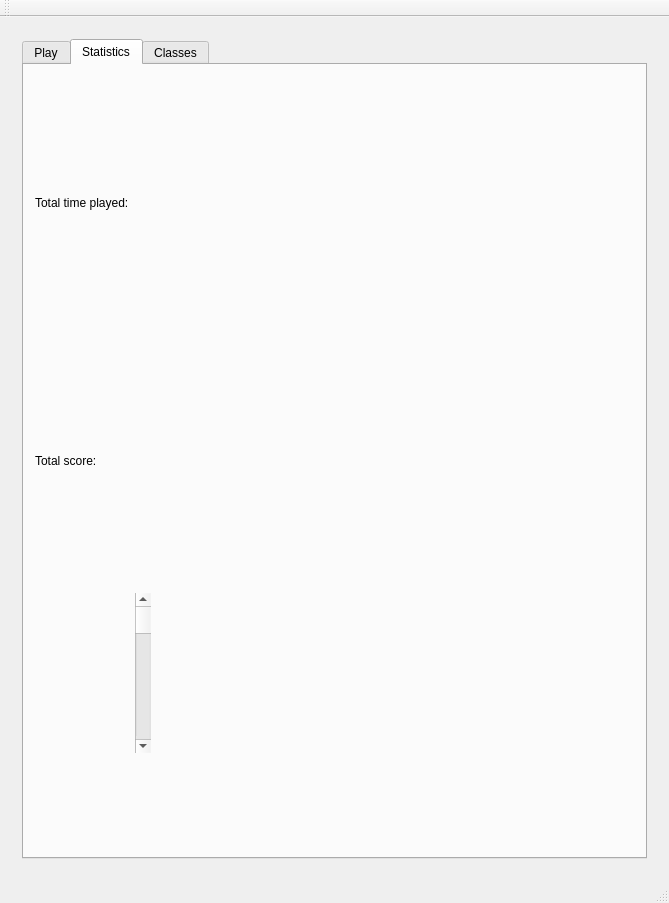
Before: the Qt Designer form portal/mainwindow.ui in zfrye06/Loque, drawn with Qt 5.
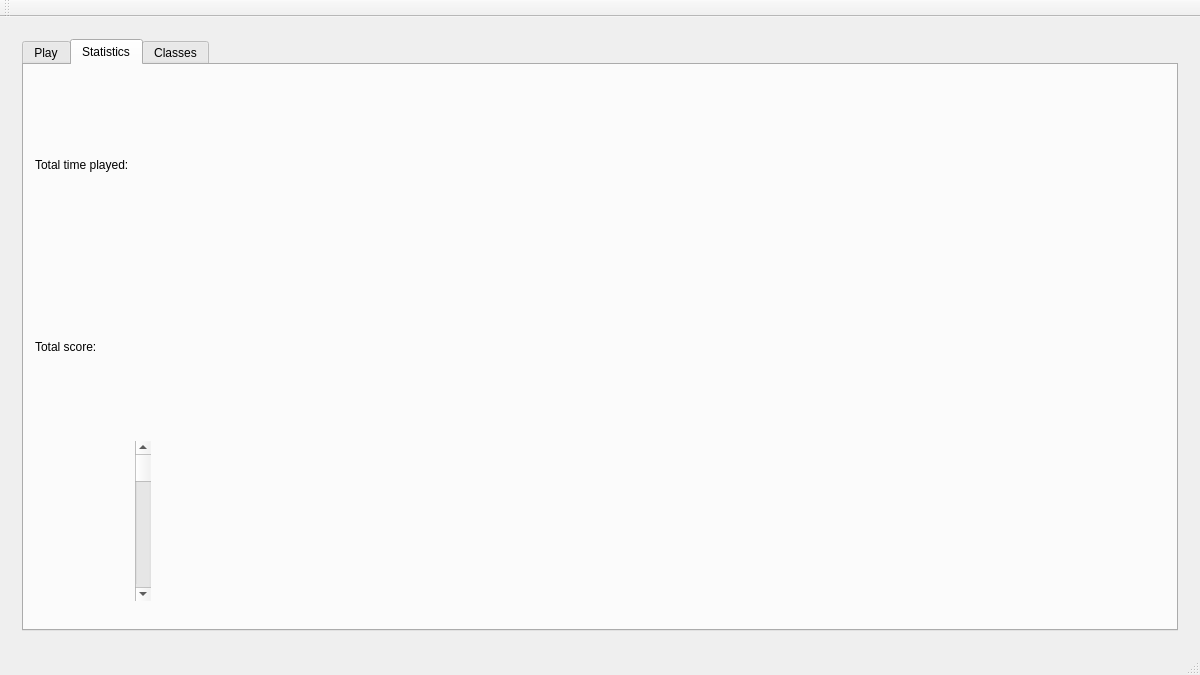
After: the same form once the commit is applied.

Commit message: portal: Set window default size.

Diff of the .ui file:
```diff
--- a/portal/mainwindow.ui
+++ b/portal/mainwindow.ui
@@ -6,8 +6,8 @@
    <rect>
     <x>0</x>
     <y>0</y>
-    <width>669</width>
-    <height>903</height>
+    <width>1200</width>
+    <height>675</height>
    </rect>
   </property>
   <property name="windowTitle">
```
Left out of the diff: 4 changed lines with no effect on the pictures.
